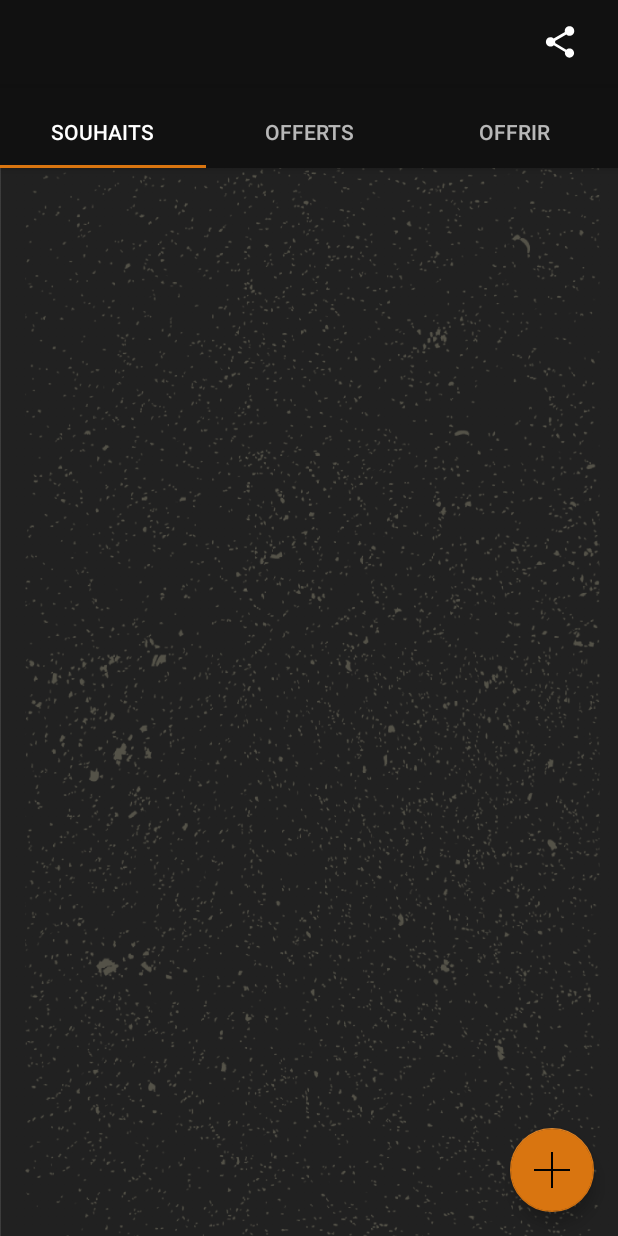
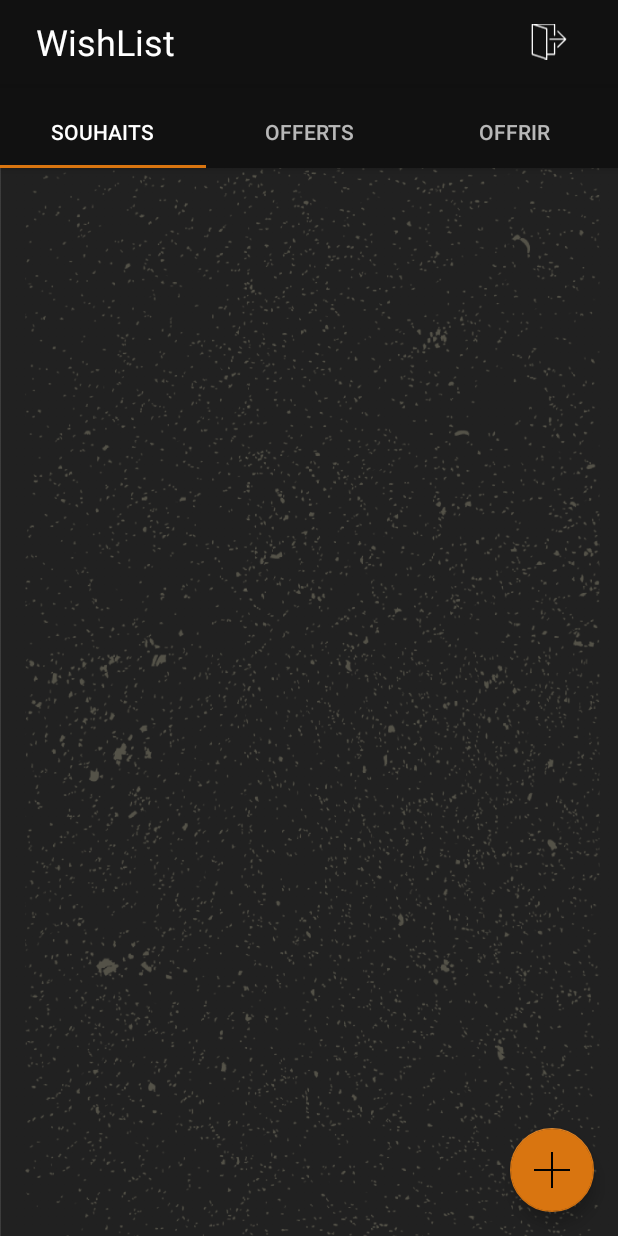
Before and after one commit to Adphi/WishList, an Android app: the MainActivity screen opened directly, with no data from a screen before it, on a phone screen of 412 x 824 dp. Run offline under Robolectric (Android 15) with nearby library versions, the phone set to English and light mode, and no system bars; our stand-ins replace Firebase (no records; nobody signed in at launch, a user with empty details on screens opened directly), Picasso; libraries missing offline, so code that uses them is left out: com.firebase.ui; pictures from the network do not load; 2 statements that could not run were skipped.

Commit message:
Add LogOut and App Title

```diff
--- a/app/src/main/java/fr/wcs/wishlist/LoginActivity.java
+++ b/app/src/main/java/fr/wcs/wishlist/LoginActivity.java
@@ -138,4 +138,12 @@ public class LoginActivity extends AppCompatActivity {
             }
         });
     }
+
+    @Override
+    public void onBackPressed() {
+        Intent a = new Intent(Intent.ACTION_MAIN);
+        a.addCategory(Intent.CATEGORY_HOME);
+        a.setFlags(Intent.FLAG_ACTIVITY_NEW_TASK);
+        startActivity(a);
+    }
 }
--- a/app/src/main/java/fr/wcs/wishlist/MainActivity.java
+++ b/app/src/main/java/fr/wcs/wishlist/MainActivity.java
@@ -34,18 +34,6 @@ public class MainActivity extends AppCompatActivity {
         ab.setDisplayOptions(ActionBar.DISPLAY_SHOW_CUSTOM);
         ab.setCustomView(R.layout.abs_layout);
 
-        ImageView shareButton = findViewById(R.id.shareButton);
-        shareButton.setOnClickListener(new View.OnClickListener() {
-            @Override
-            public void onClick(View view) {
-                Intent sendIntent = new Intent();
-                sendIntent.setAction(Intent.ACTION_SEND);
-                sendIntent.putExtra(Intent.EXTRA_TEXT, "Viens voir ma WishList ! \n\n LIENLIENLIENLIENLIENLIEN");
-                sendIntent.setType("text/plain");
-                startActivity(sendIntent);
-            }
-        });
-
         mSectionsPagerAdapter = new SectionsPagerAdapter(getSupportFragmentManager());
 
         mViewPager = findViewById(R.id.container);
@@ -54,9 +42,18 @@ public class MainActivity extends AppCompatActivity {
         TabLayout tabLayout = findViewById(R.id.tabs);
         tabLayout.setupWithViewPager(mViewPager);
 
-        SharedPreferences sharedpreferences = PreferenceManager.getDefaultSharedPreferences(getApplicationContext());
+        final SharedPreferences sharedpreferences = PreferenceManager.getDefaultSharedPreferences(getApplicationContext());
         String userName = sharedpreferences.getString("NameKey", null);
         mUser = UserHelper.init(userName);
+
+        ImageView buttonLogOut = findViewById(R.id.buttonLogOut);
+        buttonLogOut.setOnClickListener(new View.OnClickListener() {
+            @Override
+            public void onClick(View view) {
+                sharedpreferences.edit().putString("NameKey", null).apply();
+                startActivity(new Intent(MainActivity.this, LoginActivity.class));
+            }
+        });
 
         Intent serviceIntent = new Intent(this, NotificationService.class);
         startService(serviceIntent);
--- /dev/null
+++ b/app/src/main/res/drawable/ic_logout.xml
@@ -0,0 +1,5 @@
+<vector android:height="24dp" android:viewportHeight="55.0"
+    android:viewportWidth="55.0" android:width="24dp" xmlns:android="http://schemas.android.com/apk/res/android">
+    <path android:fillColor="#ffffff" android:pathData="M53.92,24.38c0.1,-0.24 0.1,-0.52 0,-0.76c-0.05,-0.12 -0.13,-0.23 -0.22,-0.33L41.71,11.29c-0.39,-0.39 -1.02,-0.39 -1.41,0s-0.39,1.02 0,1.41L50.59,23H29c-0.55,0 -1,0.45 -1,1s0.45,1 1,1h21.59L40.29,35.29c-0.39,0.39 -0.39,1.02 0,1.41C40.49,36.9 40.74,37 41,37s0.51,-0.1 0.71,-0.29l12,-12C53.8,24.62 53.87,24.5 53.92,24.38z"/>
+    <path android:fillColor="#ffffff" android:pathData="M36,29c-0.55,0 -1,0.45 -1,1v16h-10V8c0,-0.44 -0.28,-0.82 -0.7,-0.95L8.44,2h26.56v16c0,0.55 0.45,1 1,1s1,-0.45 1,-1V1c0,-0.55 -0.45,-1 -1,-1h-34c-0.03,0 -0.06,0.01 -0.09,0.02C1.85,0.02 1.8,0.04 1.75,0.05C1.66,0.08 1.57,0.11 1.49,0.16C1.47,0.17 1.44,0.17 1.41,0.19C1.38,0.22 1.36,0.24 1.33,0.27c-0.02,0.02 -0.04,0.03 -0.05,0.05C1.2,0.4 1.14,0.49 1.09,0.59c-0.01,0.02 -0.01,0.04 -0.02,0.06C1.03,0.76 1,0.88 1,1v46c0,0.13 0.03,0.24 0.07,0.35c0.01,0.04 0.04,0.07 0.05,0.1c0.04,0.07 0.08,0.14 0.13,0.2c0.03,0.03 0.06,0.06 0.09,0.09c0.06,0.05 0.12,0.09 0.19,0.13c0.04,0.02 0.07,0.04 0.11,0.06c0.02,0.01 0.03,0.02 0.05,0.02l22,7C23.8,54.98 23.9,55 24,55c0.21,0 0.42,-0.07 0.59,-0.19c0.26,-0.19 0.41,-0.49 0.41,-0.81v-6h11c0.55,0 1,-0.45 1,-1V30C37,29.45 36.55,29 36,29zM23,52.63l-20,-6.36V2.37l20,6.36V52.63z"/>
+</vector>
--- a/app/src/main/res/layout/abs_layout.xml
+++ b/app/src/main/res/layout/abs_layout.xml
@@ -5,12 +5,23 @@
     android:gravity="right"
     android:orientation="horizontal">
 
+    <TextView
+        android:id="@+id/textView"
+        android:layout_width="wrap_content"
+        android:layout_height="wrap_content"
+        android:layout_weight="1"
+        android:padding="@dimen/appbar_padding_top"
+        android:text="WishList"
+        android:textColor="@color/cardview_light_background"
+        android:textSize="24sp"/>
+
     <ImageView
-        android:id="@+id/shareButton"
-        android:layout_width="25dp"
-        android:layout_height="25dp"
+        android:id="@+id/buttonLogOut"
+        android:layout_width="wrap_content"
+        android:layout_height="match_parent"
         android:layout_marginEnd="10dp"
         android:layout_marginRight="10dp"
-        app:srcCompat="?attr/actionModeShareDrawable" />
+        android:padding="8dp"
+        app:srcCompat="@drawable/ic_logout"/>
 
 </LinearLayout>
```
